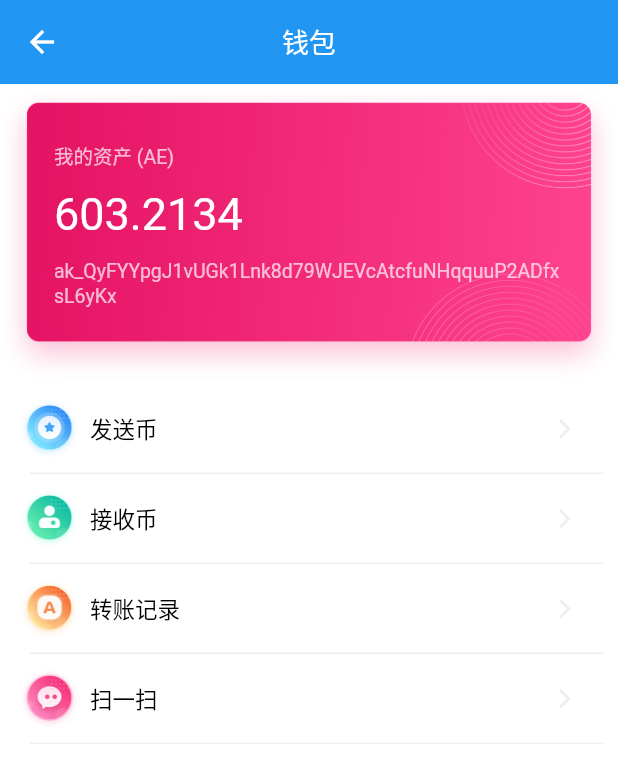
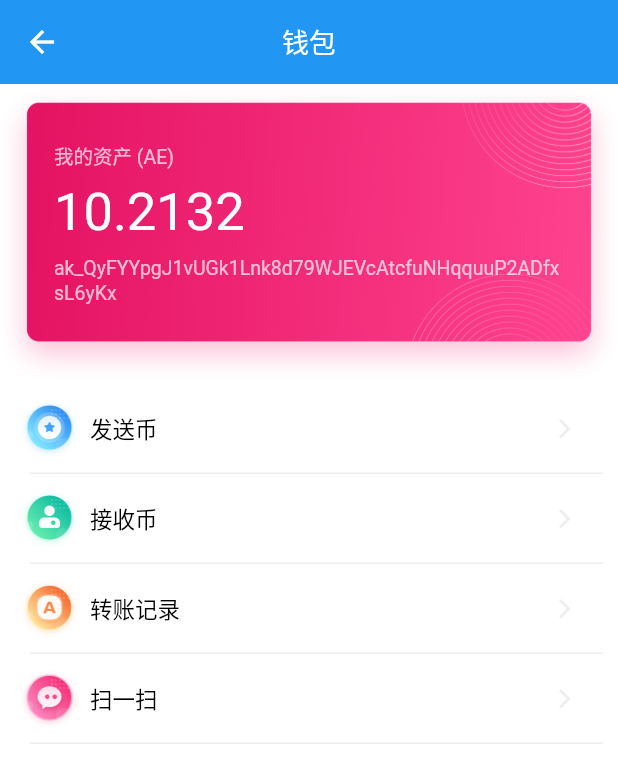
Before and after one commit to BoxWallet-app/box-wallet-app, a Flutter app: the WalletPage screen opened directly, on a phone screen of 412 x 824 dp. Shown: the top 783 px of the screen. Run offline on Flutter 3.47's test engine with Material 2 defaults, Android fonts, the phone set to English and light mode, and no system bars; our stand-ins replace animated_text_kit, argon_buttons_flutter, dio, flushbar, flutter_easyrefresh, flutter_spinkit and 5 more; missing offline and left inert: flutter_color_plugin, flutter_dialogs, flutter_qr_reader, underline_indicator.

Commit message:
fix bug ,add wallet ani

```diff
--- a/lib/main.dart
+++ b/lib/main.dart
@@ -24,6 +24,7 @@ class BoxApp extends StatelessWidget {
   @override
   Widget build(BuildContext context) {
     return MaterialApp(
+
         localizationsDelegates: [
           // ... app-specific localization delegate[s] here
           GlobalMaterialLocalizations.delegate,
@@ -35,6 +36,7 @@ class BoxApp extends StatelessWidget {
           // ... other locales the app supports
         ],
         title: 'Flutter Demo',
+        debugShowCheckedModeBanner:false,
         theme: ThemeData(
           primarySwatch: Colors.blue,
           visualDensity: VisualDensity.adaptivePlatformDensity,
--- a/lib/page/aens_register.dart
+++ b/lib/page/aens_register.dart
@@ -193,9 +193,6 @@ class _AensRegisterState extends State<AensRegister> {
   }
 
   Future<void> netRegister(BuildContext context, Function startLoading, Function stopLoading) async {
-
-
-
     //隐藏键盘
     startLoading();
     FocusScope.of(context).requestFocus(FocusNode());
--- a/lib/page/wallet_page.dart
+++ b/lib/page/wallet_page.dart
@@ -1,3 +1,4 @@
+import 'package:animated_text_kit/animated_text_kit.dart';
 import 'package:box/main.dart';
 import 'package:flutter/material.dart';
 import 'package:flutter/widgets.dart';
@@ -35,7 +36,7 @@ class _WalletPageState extends State<WalletPage> {
                   height: 200,
                   alignment: Alignment.centerLeft,
 //                  margin: const EdgeInsets.only(left: 18, right: 18),
-                  padding: const EdgeInsets.only(top:10,left: 18, right: 18),
+                  padding: const EdgeInsets.only(top: 10, left: 18, right: 18),
                   decoration: new BoxDecoration(
                     image: DecorationImage(
                       image: AssetImage("images/wallet_card.png"),
@@ -62,14 +63,27 @@ class _WalletPageState extends State<WalletPage> {
                         ),
                       ),
                       Container(
-                        margin: const EdgeInsets.only(top: 12, left: 18),
+                        margin: const EdgeInsets.only(top: 8, left: 18),
                         child: Row(
                           crossAxisAlignment: CrossAxisAlignment.end,
                           children: <Widget>[
-                            Text(
-                              "603.2134",
-                              style: TextStyle(fontSize: 30, color: Colors.white),
-                            ),
+                            TypewriterAnimatedTextKit(
+                                totalRepeatCount: 1,
+                                speed: Duration(milliseconds: 300),
+                                onTap: () {
+                                  print("Tap Event");
+                                },
+                                text: [
+                                  "10.2132",
+                                ],
+                                textStyle: TextStyle(fontSize: 35, color: Colors.white),
+                                textAlign: TextAlign.start,
+                                alignment: AlignmentDirectional.topStart // or Alignment.topLeft
+                                ),
+//                            Text(
+//                              "603.2134",
+//                              style: TextStyle(fontSize: 30, color: Colors.white),
+//                            ),
                             Text(
                               "",
                               style: TextStyle(fontSize: 13, color: Colors.white70),
@@ -78,7 +92,7 @@ class _WalletPageState extends State<WalletPage> {
                         ),
                       ),
                       Container(
-                        margin: const EdgeInsets.only(top: 12, left: 18, right: 18),
+                        margin: const EdgeInsets.only(top: 8, left: 18, right: 18),
                         child: Text(
                           BoxApp.getAddress(),
                           style: TextStyle(fontSize: 13, color: Colors.white70, height: 1.3),
--- a/pubspec.yaml
+++ b/pubspec.yaml
@@ -44,6 +44,7 @@ dependencies:
   image_picker: ^0.6.7+2
   pin_code_fields: ^3.1.2
   modal_bottom_sheet: ^0.1.6+1
+  animated_text_kit: ^2.1.0
 
 dev_dependencies:
   flutter_test:
```
Also changed, not shown: lib/model/aens_info_model.dart (+29 -3 lines), lib/page/aens_detail_page.dart (+130 -26 lines), lib/widget/loading_widget.dart (+6 -3 lines), pubspec.lock.
